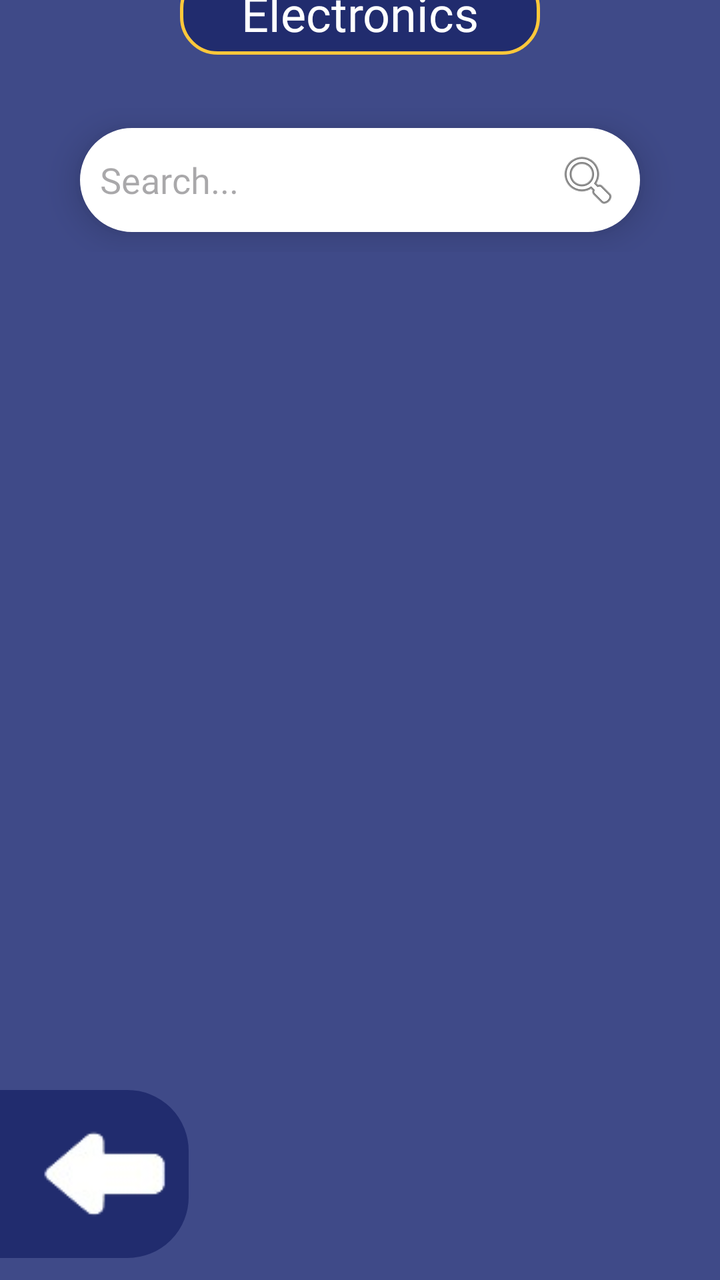
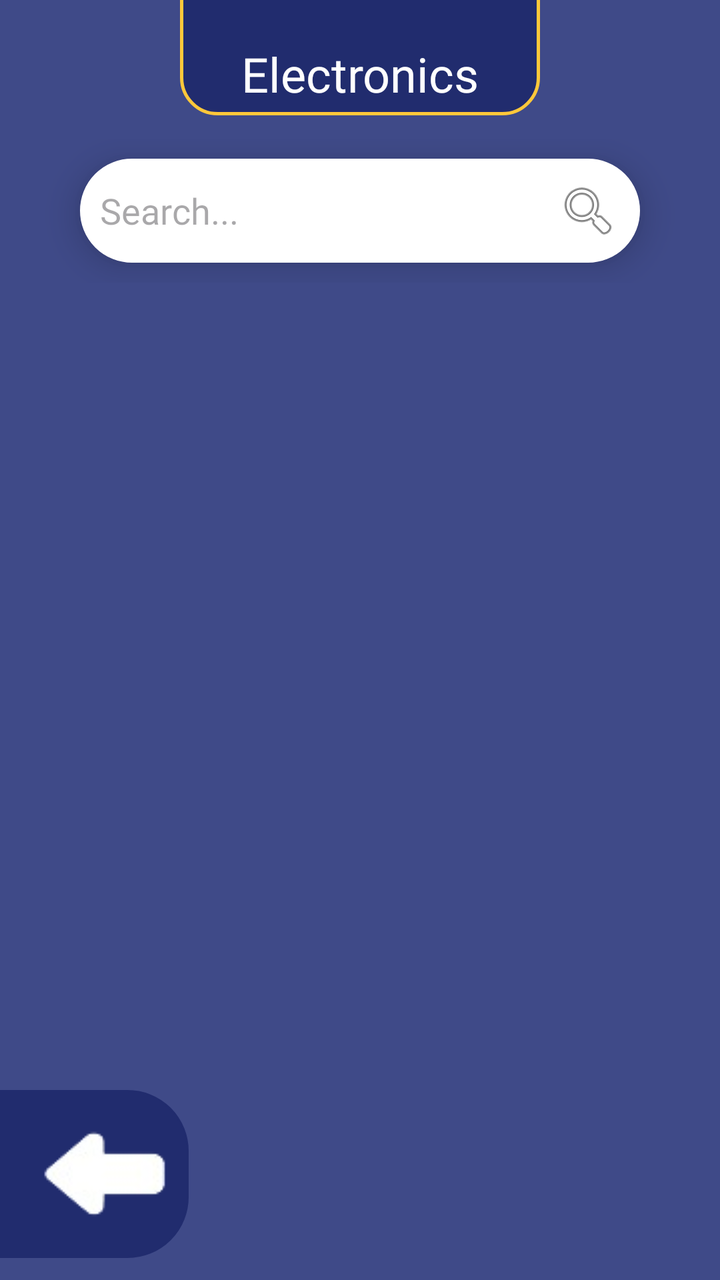

Compare the two renders of this Android layout. The source of the first and the diff that turns it into the second are given below.
<!-- AndroidManifest.xml: application theme Theme.LostAndFound -->
<!-- res/layout/activity_electronics.xml -->
<?xml version="1.0" encoding="utf-8"?>
<androidx.constraintlayout.widget.ConstraintLayout xmlns:android="http://schemas.android.com/apk/res/android"
    xmlns:app="http://schemas.android.com/apk/res-auto"
    xmlns:tools="http://schemas.android.com/tools"
    android:id="@+id/main"
    android:background="#3F4A88"
    android:layout_width="match_parent"
    android:layout_height="match_parent"
    android:fitsSystemWindows="false"
    tools:context="activities.lostandfound.student_filters.Electronics">


    <TextView
        android:id="@+id/TV_EmptyState"
        android:layout_width="wrap_content"
        android:layout_height="wrap_content"
        android:fontFamily="@font/konkhmer"
        android:text="There are currently no lost items post"
        android:textColor="@color/white"
        android:visibility="gone"
        android:textSize="16sp"
        app:layout_constraintBottom_toBottomOf="parent"
        app:layout_constraintEnd_toEndOf="parent"
        app:layout_constraintHorizontal_bias="0.495"
        app:layout_constraintStart_toStartOf="parent"
        app:layout_constraintTop_toTopOf="parent"
        app:layout_constraintVertical_bias="0.499" />

    <androidx.recyclerview.widget.RecyclerView
        android:id="@+id/RV_LatestPosts"
        android:layout_width="match_parent"
        android:layout_height="match_parent"
        android:layout_marginStart="20dp"
        android:layout_marginTop="175dp"
        android:layout_marginEnd="20dp"
        app:layout_constraintBottom_toBottomOf="parent"
        app:layout_constraintEnd_toEndOf="parent"
        app:layout_constraintHorizontal_bias="0.0"
        app:layout_constraintStart_toStartOf="parent"
        app:layout_constraintTop_toTopOf="parent"
        app:layout_constraintVertical_bias="0.0"
        tools:listitem="@layout/lost_item_" />


    <TextView
        android:id="@+id/textView15"
        android:layout_width="match_parent"
        android:layout_height="wrap_content"
        android:layout_marginStart="90dp"
        android:layout_marginTop="-30dp"
        android:layout_marginEnd="90dp"
        android:layout_marginBottom="12dp"
        android:background="@drawable/border"
        android:fontFamily="@font/konkhmer"
        android:gravity="center"
        android:text="Electronics"
        android:textColor="@color/white"
        android:textSize="24sp"
        app:layout_constraintBottom_toTopOf="@+id/linearLayout"
        app:layout_constraintEnd_toEndOf="parent"
        app:layout_constraintHorizontal_bias="0.0"
        app:layout_constraintStart_toStartOf="parent"
        app:layout_constraintTop_toTopOf="parent" />

    <LinearLayout
        android:id="@+id/linearLayout"
        android:layout_width="match_parent"
        android:layout_height="wrap_content"
        android:orientation="vertical"
        app:layout_constraintBottom_toBottomOf="parent"
        app:layout_constraintEnd_toEndOf="parent"
        app:layout_constraintHorizontal_bias="0.0"
        app:layout_constraintStart_toStartOf="parent"
        app:layout_constraintTop_toTopOf="parent"
        app:layout_constraintVertical_bias="0.095">

        <EditText
            android:id="@+id/ET_SearchElectronic"
            android:layout_width="match_parent"
            android:layout_height="wrap_content"
            android:layout_marginStart="40dp"
            android:layout_marginTop="10dp"
            android:layout_marginEnd="40dp"
            android:layout_marginBottom="10dp"
            android:background="@drawable/rounded_border"
            android:drawableRight="@android:drawable/ic_menu_search"
            android:elevation="10dp"
            android:fontFamily="@font/konkhmer"
            android:hint="Search..."
            android:inputType="text"
            android:textSize="18sp" />
    </LinearLayout>

    <LinearLayout
        android:id="@+id/linearLayout2"
        android:layout_width="match_parent"
        android:layout_height="wrap_content"
        android:orientation="horizontal"
        app:layout_constraintBottom_toBottomOf="parent"
        app:layout_constraintEnd_toEndOf="parent"
        app:layout_constraintHorizontal_bias="0.0"
        app:layout_constraintStart_toStartOf="parent"
        app:layout_constraintTop_toTopOf="parent"
        app:layout_constraintVertical_bias="0.98">


        <ImageView
            android:id="@+id/IV_returnBtn"
            android:layout_width="wrap_content"
            android:layout_height="wrap_content"
            android:layout_marginStart="-30dp"
            android:background="@drawable/rounded_border"
            android:backgroundTint="#212C6E"
            android:paddingStart="50dp"
            android:src="@drawable/back_icon" />


    </LinearLayout>


</androidx.constraintlayout.widget.ConstraintLayout>
<!-- res/layout/lost_item_.xml (included above) -->
<?xml version="1.0" encoding="utf-8"?>
<androidx.cardview.widget.CardView xmlns:android="http://schemas.android.com/apk/res/android"
    android:layout_width="match_parent"
    android:layout_height="wrap_content"
    xmlns:app="http://schemas.android.com/apk/res-auto"
    app:cardElevation="8dp"
    app:cardCornerRadius="8dp"
    android:layout_margin="10dp">
    
    <LinearLayout
        android:layout_width="match_parent"
        android:layout_height="wrap_content"
        android:layout_marginVertical="6dp"
        android:orientation="horizontal">

        <androidx.cardview.widget.CardView
            android:layout_width="wrap_content"
            android:layout_height="match_parent"
            android:layout_marginEnd="10dp"
            android:layout_marginStart="10dp">

            <ImageView
                android:id="@+id/IV_photoicon"
                android:layout_width="128dp"
                android:layout_height="match_parent"
                android:src="@drawable/photo_placeholder"/>


        </androidx.cardview.widget.CardView>

        <RelativeLayout
            android:layout_width="wrap_content"
            android:layout_height="wrap_content">

            <TextView
                android:id="@+id/TV_Status"
                android:layout_width="wrap_content"
                android:layout_height="wrap_content"
                android:layout_alignParentEnd="true"
                android:layout_marginTop="75dp"
                android:layout_marginEnd="10dp"
                android:background="@drawable/found_border"
                android:fontFamily="@font/konkhmer"
                android:paddingStart="15dp"
                android:paddingEnd="15dp"
                android:text="Found"
                android:textColor="#51af51"
                android:textSize="16sp" />

            <LinearLayout
                android:layout_width="wrap_content"
                android:layout_height="wrap_content"
                android:layout_gravity="center_vertical"
                android:orientation="vertical">

                <TextView
                    android:id="@+id/TV_Itemname"
                    android:layout_width="wrap_content"
                    android:layout_height="wrap_content"
                    android:fontFamily="@font/konkhmer"
                    android:text="Item Name"
                    android:textColor="@color/text_color"
                    android:textSize="23sp" />

                <TextView
                    android:id="@+id/TV_Place"
                    android:layout_width="wrap_content"
                    android:layout_height="wrap_content"
                    android:layout_marginTop="-15dp"
                    android:drawableLeft="@drawable/location_icon"
                    android:fontFamily="@font/konkhmer"
                    android:text="Place"
                    android:textColor="#D4D4D4"
                    android:textSize="15sp" />

                <TextView
                    android:id="@+id/TV_Date"
                    android:layout_width="wrap_content"
                    android:layout_height="wrap_content"
                    android:layout_marginTop="-11dp"
                    android:drawableLeft="@drawable/date_icon"
                    android:fontFamily="@font/konkhmer"
                    android:text="Date"
                    android:textColor="#D4D4D4"
                    android:textSize="15sp" />

            </LinearLayout>


        </RelativeLayout>

    </LinearLayout>

</androidx.cardview.widget.CardView>
<!-- resources referenced by this layout -->
<resources>
  <color name="text_color">#1C254E</color>
  <color name="white">#FFFFFFFF</color>
  <!-- drawable border (drawable) -->
  <?xml version="1.0" encoding="utf-8"?>
  <shape xmlns:android="http://schemas.android.com/apk/res/android"
      android:shape="rectangle">
      <solid android:color="#212C6E"/>
      <corners android:radius="18dp"/>
      <stroke android:width="1.5dp" android:color="@color/yellow"/>
      <padding android:top="5dp" android:bottom="5dp" android:left="5dp" android:right="5dp"/>
  </shape>
  <!-- drawable date_icon (drawable) -->
  <vector xmlns:android="http://schemas.android.com/apk/res/android" android:height="24dp" android:tint="#D4D4D4" android:viewportHeight="24" android:viewportWidth="24" android:width="24dp">
        
      <path android:fillColor="#D4D4D4" android:pathData="M9,11L7,11v2h2v-2zM13,11h-2v2h2v-2zM17,11h-2v2h2v-2zM19,4h-1L18,2h-2v2L8,4L8,2L6,2v2L5,4c-1.11,0 -1.99,0.9 -1.99,2L3,20c0,1.1 0.89,2 2,2h14c1.1,0 2,-0.9 2,-2L21,6c0,-1.1 -0.9,-2 -2,-2zM19,20L5,20L5,9h14v11z"/>
      
  </vector>
  <!-- drawable found_border (drawable) -->
  <?xml version="1.0" encoding="utf-8"?>
  <shape xmlns:android="http://schemas.android.com/apk/res/android"
      android:shape="rectangle">
      <solid android:color="#82ED82"/>
      <corners android:radius="8dp"/>
  </shape>
  <!-- drawable location_icon (drawable) -->
  <vector xmlns:android="http://schemas.android.com/apk/res/android"
      android:height="24dp"
      android:tint="#D4D4D4" android:viewportHeight="960" android:viewportWidth="960" android:width="24dp">
        
      <path android:fillColor="#D4D4D4"
          android:pathData="M480,480Q513,480 536.5,456.5Q560,433 560,400Q560,367 536.5,343.5Q513,320 480,320Q447,320 423.5,343.5Q400,367 400,400Q400,433 423.5,456.5Q447,480 480,480ZM480,774Q602,662 661,570.5Q720,479 720,408Q720,299 650.5,229.5Q581,160 480,160Q379,160 309.5,229.5Q240,299 240,408Q240,479 299,570.5Q358,662 480,774ZM480,880Q319,743 239.5,625.5Q160,508 160,408Q160,258 256.5,169Q353,80 480,80Q607,80 703.5,169Q800,258 800,408Q800,508 720.5,625.5Q641,743 480,880ZM480,400Q480,400 480,400Q480,400 480,400Q480,400 480,400Q480,400 480,400Q480,400 480,400Q480,400 480,400Q480,400 480,400Q480,400 480,400Z"/>
      
  </vector>
  <!-- drawable rounded_border (drawable) -->
  <?xml version="1.0" encoding="utf-8"?>
  <shape xmlns:android="http://schemas.android.com/apk/res/android"
      android:shape="rectangle">
      <solid android:color="#ffffff"/>
      <corners android:radius="30dp"/>
      <stroke android:width="1dp" android:color="@color/white"/>
      <padding android:top="10dp" android:bottom="10dp" android:left="10dp" android:right="10dp"/>
  </shape>
  <style name="Theme.LostAndFound" parent="Base.Theme.LostAndFound" />
  <color name="yellow">#FFC83A</color>
  <style name="Base.Theme.LostAndFound" parent="Theme.Material3.DayNight.NoActionBar">
          
          
      </style>
  <!-- unchanged entries left out for length: 2 -->
</resources>

<!-- the commit's change to res/layout/activity_electronics.xml (unified diff, before → after) -->
@@ -31,7 +31,7 @@
         android:layout_width="match_parent"
         android:layout_height="match_parent"
         android:layout_marginStart="20dp"
-        android:layout_marginTop="175dp"
+        android:layout_marginTop="185dp"
         android:layout_marginEnd="20dp"
         app:layout_constraintBottom_toBottomOf="parent"
         app:layout_constraintEnd_toEndOf="parent"
@@ -53,6 +53,7 @@
         android:background="@drawable/border"
         android:fontFamily="@font/konkhmer"
         android:gravity="center"
+        android:paddingTop="50dp"
         android:text="Electronics"
         android:textColor="@color/white"
         android:textSize="24sp"
@@ -60,7 +61,8 @@
         app:layout_constraintEnd_toEndOf="parent"
         app:layout_constraintHorizontal_bias="0.0"
         app:layout_constraintStart_toStartOf="parent"
-        app:layout_constraintTop_toTopOf="parent" />
+        app:layout_constraintTop_toTopOf="parent"
+        app:layout_constraintVertical_bias="0.466" />
 
     <LinearLayout
         android:id="@+id/linearLayout"
@@ -72,7 +74,7 @@
         app:layout_constraintHorizontal_bias="0.0"
         app:layout_constraintStart_toStartOf="parent"
         app:layout_constraintTop_toTopOf="parent"
-        app:layout_constraintVertical_bias="0.095">
+        app:layout_constraintVertical_bias="0.122">
 
         <EditText
             android:id="@+id/ET_SearchElectronic"
@@ -123,7 +125,7 @@
 <?xml version="1.0" encoding="utf-8"?>
 <androidx.cardview.widget.CardView xmlns:android="http://schemas.android.com/apk/res/android"
     android:layout_width="match_parent"
-    android:layout_height="wrap_content"
+    android:layout_height="120dp"
     xmlns:app="http://schemas.android.com/apk/res-auto"
     app:cardElevation="8dp"
     app:cardCornerRadius="8dp"
@@ -176,6 +178,7 @@
                 android:orientation="vertical">
 
                 <TextView
+                    android:includeFontPadding="false"
                     android:id="@+id/TV_Itemname"
                     android:layout_width="wrap_content"
                     android:layout_height="wrap_content"
<!-- resource entries referenced after the edit -->
@@ -47,6 +47,10 @@
   <style name="Base.Theme.LostAndFound" parent="Theme.Material3.DayNight.NoActionBar">
           
           
+              <item name="drawerArrowStyle">@style/DrawerIcon</item>
+      </style>
+  <style name="DrawerIcon" parent="Widget.AppCompat.DrawerArrowToggle">
+          <item name="color">@color/white</item>
       </style>
   <!-- unchanged entries left out for length: 2 -->
 </resources>
